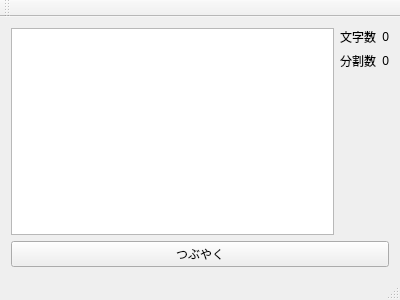
The window that mainwindow.ui (sharkpp/Jugemutter) describes before a commit, drawn with Qt 5.
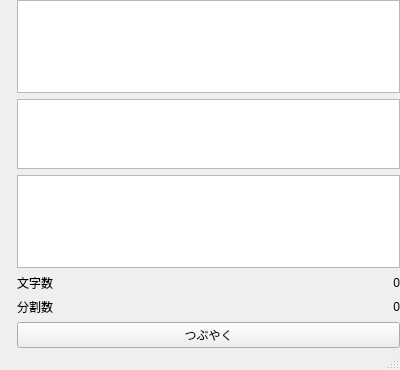
The same window after the commit. Custom widgets are drawn as their Qt base class.

Diff of the .ui file:
```diff
--- a/mainwindow.ui
+++ b/mainwindow.ui
@@ -7,22 +7,94 @@
     <x>0</x>
     <y>0</y>
     <width>400</width>
-    <height>300</height>
+    <height>370</height>
    </rect>
   </property>
   <property name="windowTitle">
    <string>MainWindow</string>
   </property>
   <widget class="QWidget" name="centralWidget">
-   <layout class="QVBoxLayout" name="verticalLayout">
+   <layout class="QHBoxLayout" name="horizontalLayout_2" stretch="1,0">
+    <property name="spacing">
+     <number>0</number>
+    </property>
+    <property name="leftMargin">
+     <number>0</number>
+    </property>
+    <property name="topMargin">
+     <number>0</number>
+    </property>
+    <property name="rightMargin">
+     <number>0</number>
+    </property>
+    <property name="bottomMargin">
+     <number>0</number>
+    </property>
     <item>
-     <layout class="QHBoxLayout" name="horizontalLayout">
+     <widget class="QToolBar" name="accountList">
+      <property name="sizePolicy">
+       <sizepolicy hsizetype="Fixed" vsizetype="Expanding">
+        <horstretch>0</horstretch>
+        <verstretch>0</verstretch>
+       </sizepolicy>
+      </property>
+      <property name="autoFillBackground">
+       <bool>false</bool>
+      </property>
+      <property name="movable">
+       <bool>false</bool>
+      </property>
+      <property name="orientation">
+       <enum>Qt::Vertical</enum>
+      </property>
+      <property name="floatable">
+       <bool>false</bool>
+      </property>
+     </widget>
+    </item>
+    <item>
+     <layout class="QVBoxLayout" name="verticalLayout_2" stretch="0,1,0,0,0">
       <item>
-       <layout class="QVBoxLayout" name="verticalLayout_2">
-        <item>
-         <widget class="TweetPreview" name="tweetEditor"/>
-        </item>
-       </layout>
+       <widget class="AutoSizeTextEdit" name="tweetPrefix">
+        <property name="sizePolicy">
+         <sizepolicy hsizetype="Expanding" vsizetype="Minimum">
+          <horstretch>0</horstretch>
+          <verstretch>0</verstretch>
+         </sizepolicy>
+        </property>
+        <property name="minimumSize">
+         <size>
+          <width>0</width>
+          <height>20</height>
+         </size>
+        </property>
+       </widget>
+      </item>
+      <item>
+       <widget class="QTextEdit" name="tweetEditor">
+        <property name="sizePolicy">
+         <sizepolicy hsizetype="Expanding" vsizetype="Expanding">
+          <horstretch>0</horstretch>
+          <verstretch>0</verstretch>
+         </sizepolicy>
+        </property>
+       </widget>
+      </item>
+      <item>
+       <widget class="AutoSizeTextEdit" name="tweetPostfix">
+        <property name="sizePolicy">
+         <sizepolicy hsizetype="Expanding" vsizetype="Minimum">
+          <horstretch>0</horstretch>
+          <verstretch>0</verstretch>
+         </sizepolicy>
+        </property>
+        <property name="minimumSize">
+         <size>
+          <width>0</width>
+          <height>20</height>
+         </size>
+        </property>
+       </widget>
       </item>
       <item>
        <layout class="QFormLayout" name="formLayout">
@@ -62,43 +134,25 @@
         </item>
        </layout>
       </item>
+      <item>
+       <widget class="QPushButton" name="tweetButton">
+        <property name="text">
+         <string>つぶやく</string>
+        </property>
+       </widget>
+      </item>
      </layout>
     </item>
-    <item>
-     <widget class="QPushButton" name="tweetButton">
-      <property name="text">
-       <string>つぶやく</string>
-      </property>
-     </widget>
-    </item>
    </layout>
   </widget>
-  <widget class="QMenuBar" name="menuBar">
-   <property name="geometry">
-    <rect>
-     <x>0</x>
-     <y>0</y>
-     <width>400</width>
-     <height>22</height>
-    </rect>
-   </property>
-  </widget>
-  <widget class="QToolBar" name="mainToolBar">
-   <attribute name="toolBarArea">
-    <enum>TopToolBarArea</enum>
-   </attribute>
-   <attribute name="toolBarBreak">
-    <bool>false</bool>
-   </attribute>
-  </widget>
   <widget class="QStatusBar" name="statusBar"/>
  </widget>
  <layoutdefault spacing="6" margin="11"/>
  <customwidgets>
   <customwidget>
-   <class>TweetPreview</class>
-   <extends>QTextEdit</extends>
-   <header>tweetpreview.h</header>
+   <class>AutoSizeTextEdit</class>
+   <extends>QPlainTextEdit</extends>
+   <header>autosizetextedit.h</header>
   </customwidget>
  </customwidgets>
  <resources/>
```
